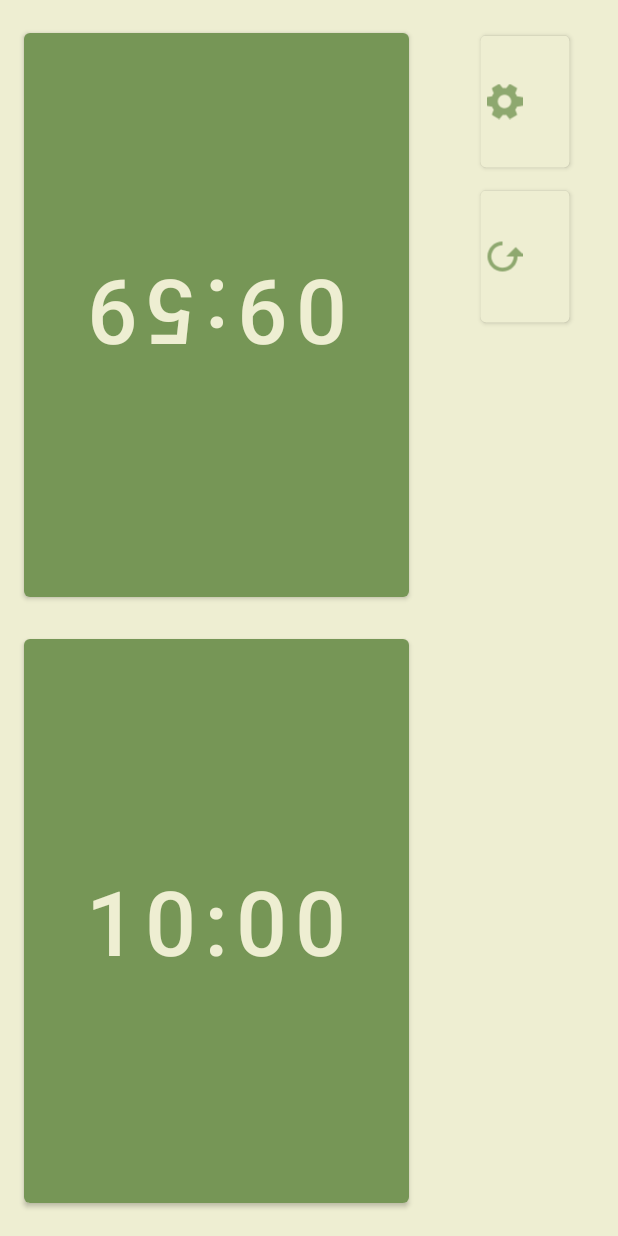
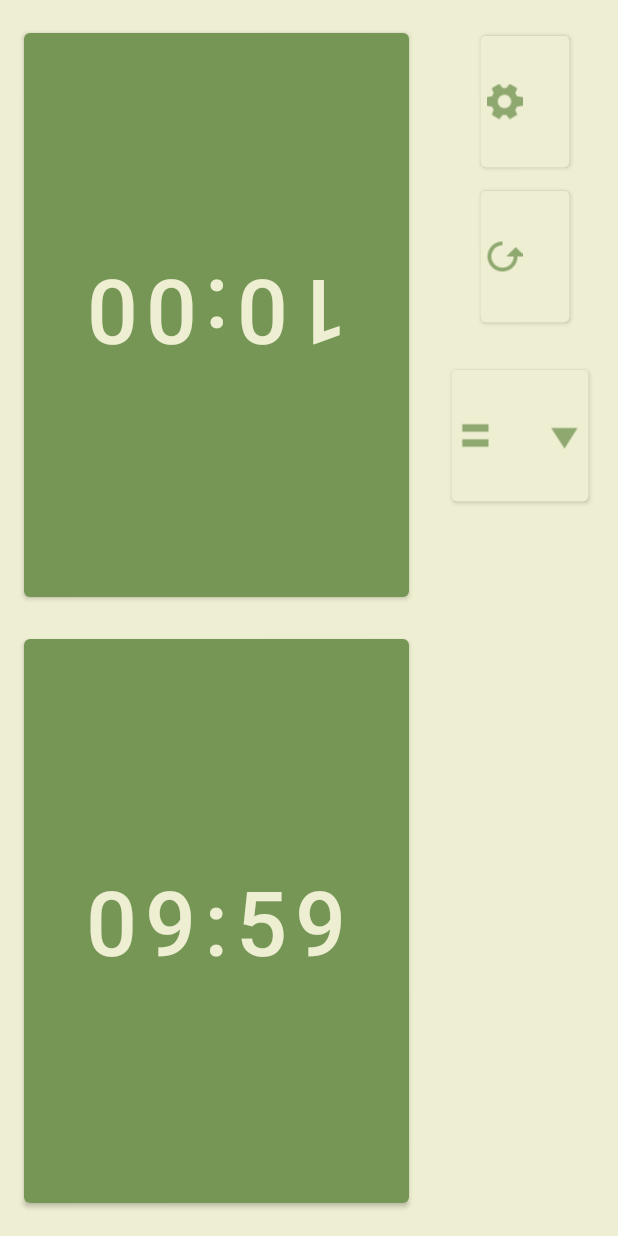
Before and after one commit to MarcinGruchala/chess-clock-mobile-aplication, an Android app: the screen it shows after launch (MainActivity), after a tap on an icon or button, on a phone screen of 412 x 824 dp. Run offline under Robolectric (Android 15) with nearby library versions, the phone set to English and light mode, and no system bars.

Commit message:
Improved life cycle

```diff
--- a/app/src/main/java/com/example/chess_clock/ChessClock.kt
+++ b/app/src/main/java/com/example/chess_clock/ChessClock.kt
@@ -8,6 +8,7 @@ class ChessClock() {
     enum class Player{White,Black}
     private val interval: Long = 1000L
     var isOn = false
+    var onPause = false
 
     var gameTime: Long = Settings.getGameTime()
     var gameTimeIncrement: Long = Settings.getGameTimeIncrement()
@@ -21,7 +22,9 @@ class ChessClock() {
 
     fun startGame(buttonForWhite: Button, buttonForBlack: Button){
         isOn = true
+        onPause = true
         setButtons(buttonForWhite,buttonForBlack)
+        playerUpdate()
         startClocks()
     }
 
@@ -36,13 +39,25 @@ class ChessClock() {
         gameTimeIncrement = Settings.getGameTimeIncrement()
         whiteTime = gameTime
         blackTime = gameTime
+        Settings.newSettings = false
     }
 
-    fun  restartClock(){
+    fun  restart(){
         countDownTimer!!.cancel()
         updateWithSettings()
         playerTurn = Player.Black
         isOn = false
+    }
+
+    fun pause(){
+        onPause = false
+        countDownTimer!!.cancel()
+
+    }
+
+    fun run(){
+        onPause = true
+        startClocks()
     }
 
 
@@ -100,6 +115,4 @@ class ChessClock() {
         whiteButton = buttonForWhite
         blackButton = buttonForBlack
     }
-
-
 }
--- a/app/src/main/java/com/example/chess_clock/Settings.kt
+++ b/app/src/main/java/com/example/chess_clock/Settings.kt
@@ -10,6 +10,7 @@ import kotlin.coroutines.coroutineContext
 object Settings {
     var gameTime: String? = "10min"
     var gameTimeIncrement: String? = "0s"
+    var newSettings = false
 
 
     fun load(sharedPreferences: SharedPreferences){
--- a/app/src/main/java/com/example/chess_clock/SettingsActivity.kt
+++ b/app/src/main/java/com/example/chess_clock/SettingsActivity.kt
@@ -42,5 +42,6 @@ class SettingsActivity : AppCompatActivity() {
          val sharedPreferences = PreferenceManager.getDefaultSharedPreferences(this)
          Settings.gameTime = sharedPreferences.getString("gameTime","10min")
          Settings.gameTimeIncrement = sharedPreferences.getString("gameTimeIncrement", "0s")
+         //Settings.newSettings = true  TO TU NIE MOŻE BYĆ
      }
 }
--- /dev/null
+++ b/app/src/main/res/drawable-anydpi/ic_pause.xml
@@ -0,0 +1,16 @@
+<vector xmlns:android="http://schemas.android.com/apk/res/android"
+    android:width="24dp"
+    android:height="24dp"
+    android:viewportWidth="24"
+    android:viewportHeight="24"
+    android:tint="#769656"
+    android:alpha="0.8">
+  <group android:scaleX="1.25"
+      android:scaleY="1.25"
+      android:translateX="-3"
+      android:translateY="-3">
+    <path
+        android:fillColor="@android:color/white"
+        android:pathData="M6,19h4L10,5L6,5v14zM14,5v14h4L18,5h-4z"/>
+  </group>
+</vector>
--- /dev/null
+++ b/app/src/main/res/drawable-anydpi/ic_start.xml
@@ -0,0 +1,16 @@
+<vector xmlns:android="http://schemas.android.com/apk/res/android"
+    android:width="24dp"
+    android:height="24dp"
+    android:viewportWidth="24"
+    android:viewportHeight="24"
+    android:tint="#769656"
+    android:alpha="0.8">
+  <group android:scaleX="1.25"
+      android:scaleY="1.25"
+      android:translateX="-3"
+      android:translateY="-3">
+    <path
+        android:fillColor="@android:color/white"
+        android:pathData="M8,5v14l11,-7z"/>
+  </group>
+</vector>
--- a/app/src/main/res/layout/activity_main.xml
+++ b/app/src/main/res/layout/activity_main.xml
@@ -85,5 +85,21 @@
         app:layout_constraintStart_toStartOf="@+id/guideline2"
         app:layout_constraintTop_toBottomOf="@+id/btnSettings" />
 
+    <Button
+        android:id="@+id/btnRunControl"
+        android:layout_width="wrap_content"
+        android:layout_height="wrap_content"
+        android:layout_marginTop="32dp"
+        android:drawableTop="@drawable/ic_start"
+        android:drawableBottom="@drawable/ic_pause"
+        android:rotation="90"
+        android:shadowColor="@color/greenThemeLight"
+        android:text=""
+        app:backgroundTint="@color/greenThemeLight"
+        app:layout_constraintEnd_toEndOf="parent"
+        app:layout_constraintHorizontal_bias="0.407"
+        app:layout_constraintStart_toStartOf="@+id/guideline2"
+        app:layout_constraintTop_toBottomOf="@+id/btnRestart" />
+
 
 </androidx.constraintlayout.widget.ConstraintLayout>
```
Also changed, not shown: app/src/main/java/com/example/chess_clock/MainActivity.kt (+21 -4 lines), app/src/main/java/com/example/chess_clock/SettingsFragment.kt (+16 -1 lines), app/src/main/res/drawable-hdpi/ic_pause.png (added), app/src/main/res/drawable-hdpi/ic_start.png (added), app/src/main/res/drawable-mdpi/ic_pause.png (added), app/src/main/res/drawable-mdpi/ic_start.png (added), app/src/main/res/drawable-xhdpi/ic_pause.png (added), app/src/main/res/drawable-xhdpi/ic_start.png (added), app/src/main/res/drawable-xxhdpi/ic_pause.png (added), app/src/main/res/drawable-xxhdpi/ic_start.png (added).
